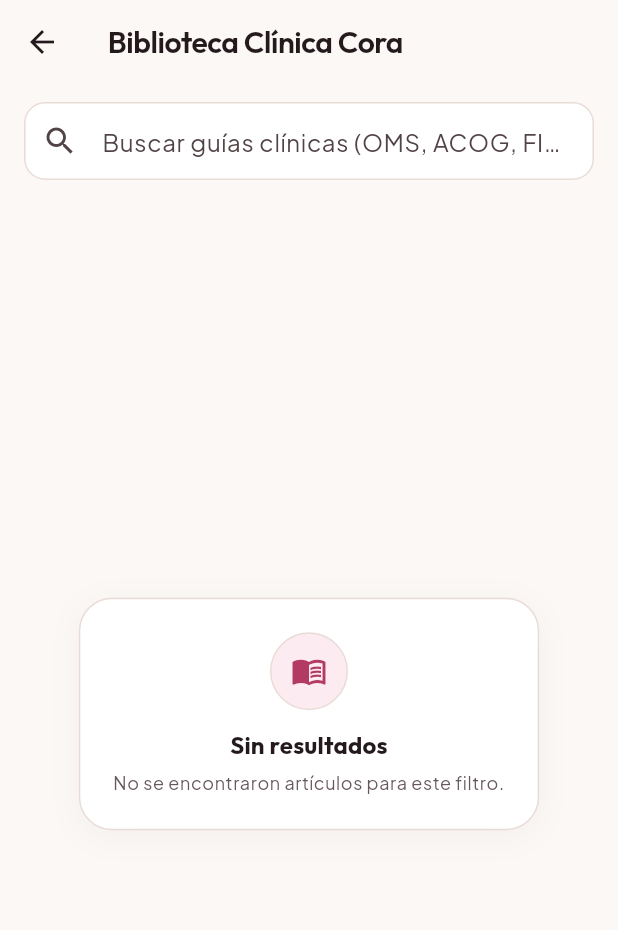
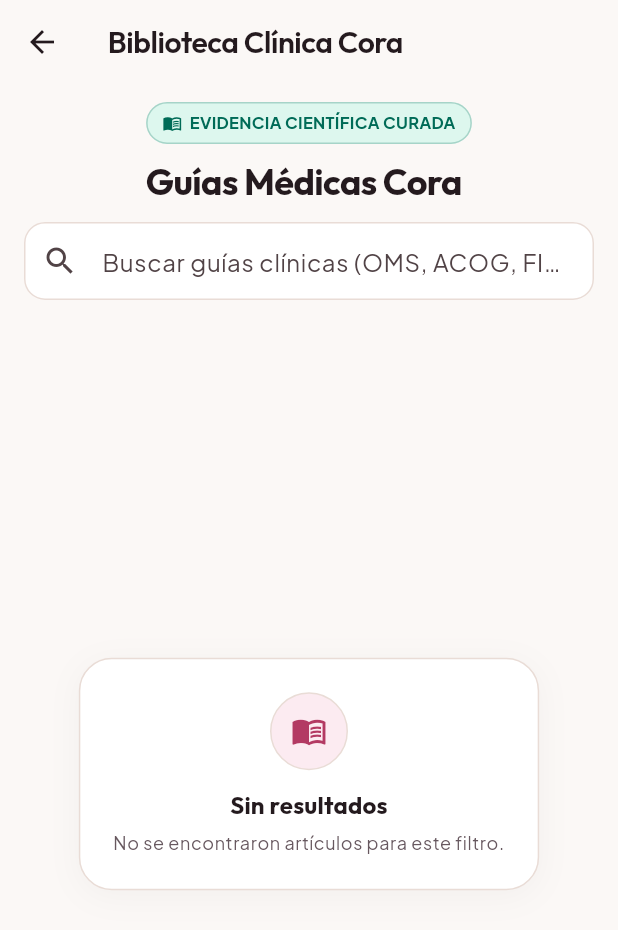
Before and after one commit to eduardoevz/Cora, a Flutter app: the ClinicalLibraryPage screen opened directly with empty values, on a phone screen of 412 x 824 dp. Shown: the top 930 px of the screen. Run offline on Flutter 3.47's test engine with Material 3 defaults, Android fonts, the phone set to English and light mode, and no system bars; our stand-ins replace dio, drift, firebase_auth, firebase_core, flutter_riverpod; accounts and stored records are empty; generated files the repository leaves out were written again; project files that could hold a hidden picture were left out.

Commit message:
feat(mobile-ui): faithfully adapt Stitch designs for RAG Assistant and Clinical Library

```diff
--- a/mobile/lib/features/education/presentation/clinical_library_page.dart
+++ b/mobile/lib/features/education/presentation/clinical_library_page.dart
@@ -48,8 +48,17 @@ class _ClinicalLibraryPageState extends State<ClinicalLibraryPage> {
       ),
       body: Column(
         children: [
+          const Padding(
+            padding: EdgeInsets.fromLTRB(16, 12, 16, 4),
+            child: CoraStitchPageHeader(
+              eyebrow: 'EVIDENCIA CIENTÍFICA CURADA',
+              title: 'Guías Médicas Cora',
+              eyebrowIcon: Icons.menu_book_outlined,
+              mintEyebrow: true,
+            ),
+          ),
           Padding(
-            padding: const EdgeInsets.fromLTRB(16, 12, 16, 8),
+            padding: const EdgeInsets.fromLTRB(16, 8, 16, 8),
             child: TextField(
               key: const Key('library_search_field'),
               decoration: const InputDecoration(
```
Also changed, not shown: mobile/lib/features/assistant/presentation/cora_assistant_chat_page.dart (+16 -5 lines).
